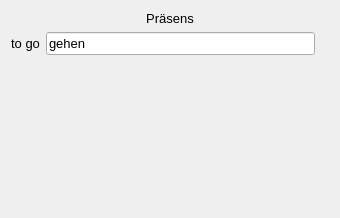
This is src/practice/practice_widget_conjugation.ui in KDE/parley as Qt 5 draws it before an edit. The edited form follows.
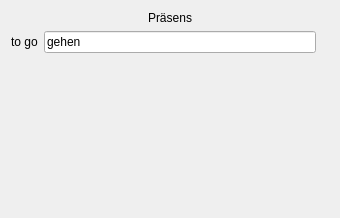
This is the edited form. Custom widgets are drawn as their Qt base class.

Commit message:
remove hardcoded font sizes
bug:255027

What changed in the file:
```diff
--- a/src/practice/practice_widget_conjugation.ui
+++ b/src/practice/practice_widget_conjugation.ui
@@ -13,11 +13,6 @@
   <layout class="QVBoxLayout" name="verticalLayout">
    <item>
     <widget class="QLabel" name="tenseLabel">
-     <property name="font">
-      <font>
-       <pointsize>10</pointsize>
-      </font>
-     </property>
      <property name="text">
       <string comment="KDE::DoNotExtract">Präsens</string>
      </property>
@@ -33,11 +28,6 @@
     <layout class="QGridLayout" name="conjugationsLayout">
      <item row="1" column="0">
       <widget class="QLabel" name="questionLabel">
-       <property name="font">
-        <font>
-         <pointsize>10</pointsize>
-        </font>
-       </property>
        <property name="text">
         <string comment="KDE::DoNotExtract">to go</string>
        </property>
@@ -51,11 +41,6 @@
      </item>
      <item row="1" column="1">
       <widget class="KLineEdit" name="infinitiveEdit">
-       <property name="font">
-        <font>
-         <pointsize>10</pointsize>
-        </font>
-       </property>
        <property name="text">
         <string comment="KDE::DoNotExtract">gehen</string>
        </property>
@@ -72,11 +57,6 @@
      </item>
      <item row="1" column="2">
       <widget class="QLabel" name="solutionLabel">
-       <property name="font">
-        <font>
-         <pointsize>10</pointsize>
-        </font>
-       </property>
        <property name="text">
         <string comment="KDE::DoNotExtract"/>
        </property>
```
The commit also changes 5 other files.
